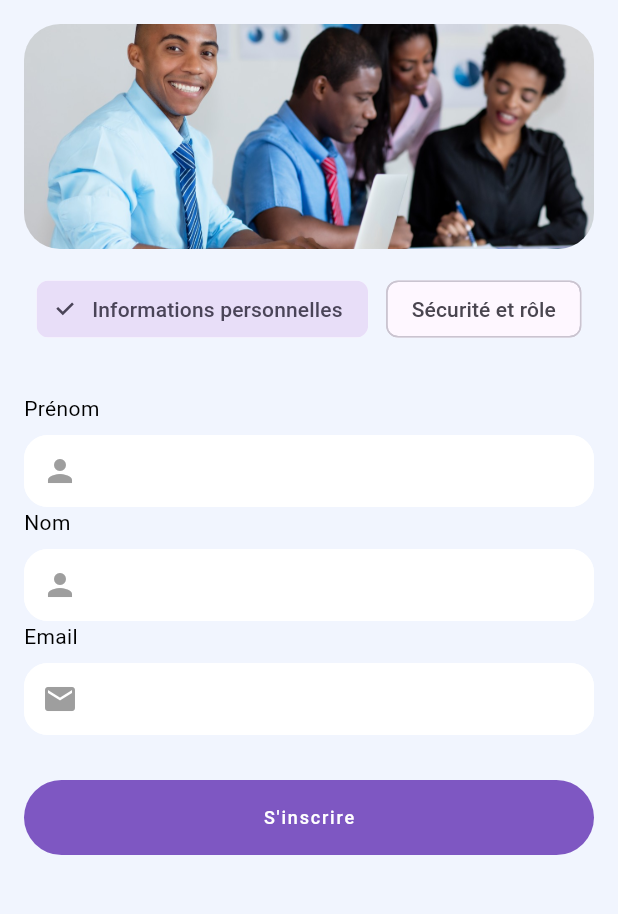
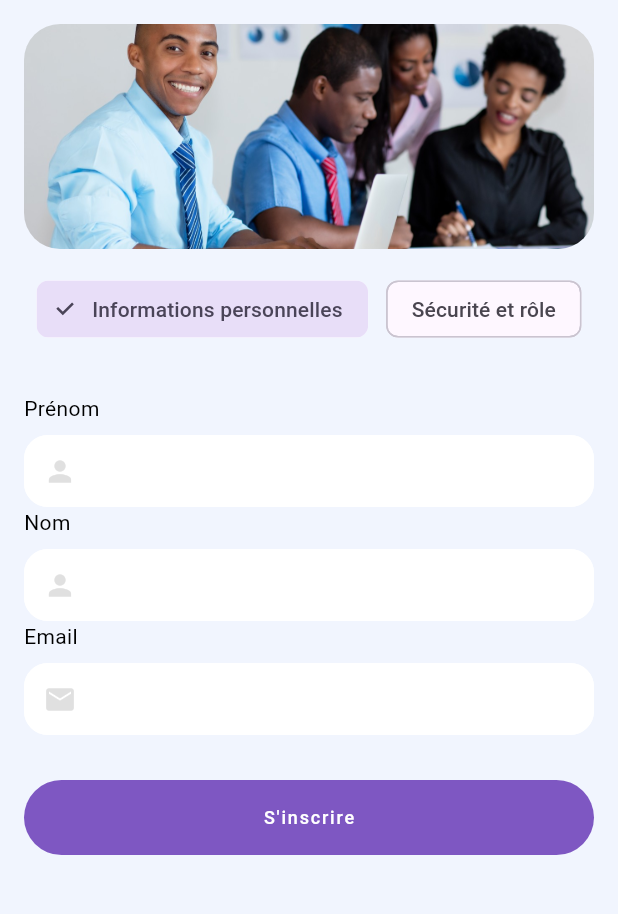
Before and after one commit to kteken10/flutter_school_app, a Flutter app: the RegisterScreen screen opened directly, on a phone screen of 412 x 824 dp, the part 198-1112 px from its top. Run offline on Flutter 3.47's test engine with Material 3 defaults, Android fonts, the light colour scheme and no system bars; our stand-ins replace cloud_firestore, file_picker, firebase_auth, firebase_core, firebase_messaging, firebase_storage and 3 more; missing offline and left inert: firebase_app_check; accounts and stored records are empty.

Commit message:
update all

```diff
--- a/lib/screens/auth/register_screen.dart
+++ b/lib/screens/auth/register_screen.dart
@@ -90,33 +90,33 @@ class _RegisterScreenState extends State<RegisterScreen> {
                             InputField(
                               controller: controller.firstNameController,
                               label: 'Prénom',
-                              prefixIcon: const Icon(Icons.person, color: Colors.grey),
+                              prefixIcon:  Icon(Icons.person,  color: Colors.grey[300],size: 22,),
                               keyboardType: TextInputType.name,
                             ),
                             InputField(
                               controller: controller.lastNameController,
                               label: 'Nom',
-                              prefixIcon: const Icon(Icons.person, color: Colors.grey),
+                              prefixIcon: Icon(Icons.person,  color: Colors.grey[300],size: 22,),
                               keyboardType: TextInputType.name,
                             ),
                             InputField(
                               controller: controller.emailController,
                               label: 'Email',
-                              prefixIcon: const Icon(Icons.email, color: Colors.grey),
+                              prefixIcon:  Icon(Icons.email,  color: Colors.grey[300],size: 22),
                               keyboardType: TextInputType.emailAddress,
                             ),
                           ] else if (_formStep == 1) ...[
                             InputField(
                               controller: controller.passwordController,
                               label: 'Mot de passe',
-                              prefixIcon: const Icon(Icons.lock, color: Colors.grey),
+                              prefixIcon:  Icon(Icons.lock,  color: Colors.grey[300],size: 22),
                               keyboardType: TextInputType.visiblePassword,
                               obscureText: true,
                             ),
                             InputField(
                               controller: controller.confirmPasswordController,
                               label: 'Confirmer le mot de passe',
-                              prefixIcon: const Icon(Icons.lock, color: Colors.grey),
+                              prefixIcon:  Icon(Icons.lock,  color: Colors.grey[300],size: 22,),
                               keyboardType: TextInputType.visiblePassword,
                               obscureText: true,
                             ),
@@ -135,7 +135,7 @@ class _RegisterScreenState extends State<RegisterScreen> {
                               InputField(
                                 controller: controller.studentIdController,
                                 label: 'Numéro étudiant',
-                                prefixIcon: const Icon(Icons.badge, color: Colors.grey),
+                                prefixIcon:  Icon(Icons.badge, color: Colors.grey[300],size: 22,),
                                 keyboardType: TextInputType.text,
                               ),
                               const SizedBox(height: 12),
```
